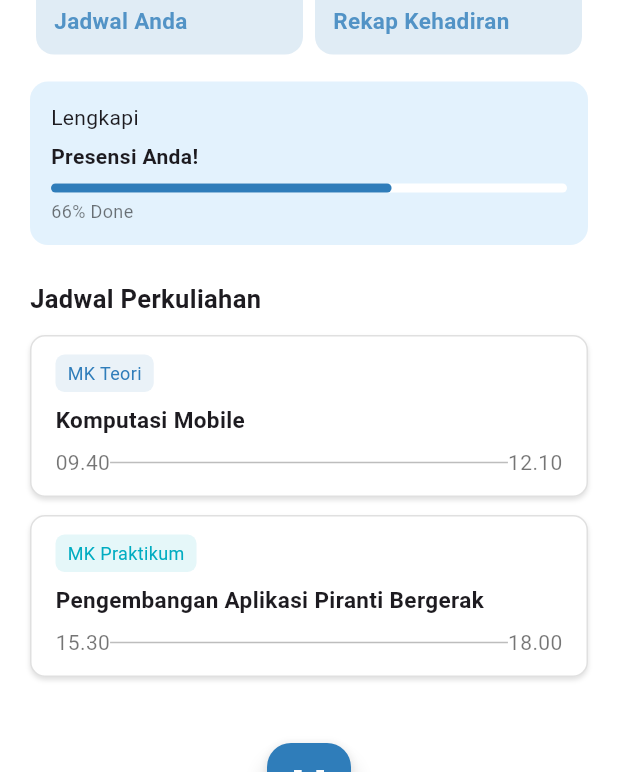
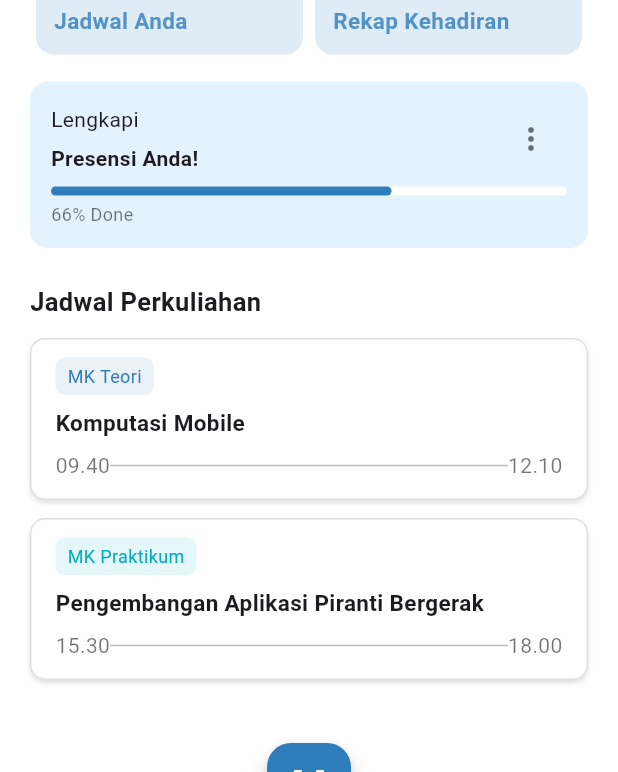
Before and after one commit to ZafidAffan/rawuh, a Flutter app: the HomePage screen opened directly, on a phone screen of 412 x 824 dp. Shown: the part 346-1118 px from the top of the screen. Run offline on Flutter 3.47's test engine with Material 3 defaults, Android fonts, the phone set to English and light mode, and no system bars.

Commit message:
Update home_page.dart

```diff
--- a/lib/screens/home_page.dart
+++ b/lib/screens/home_page.dart
@@ -1,4 +1,5 @@
 import 'package:flutter/material.dart';
+import 'page/detail_presensi.dart'; // 🔹 Import halaman detail presensi
 
 class HomePage extends StatelessWidget {
   const HomePage({super.key});
@@ -94,13 +95,38 @@ class HomePage extends StatelessWidget {
                 child: Column(
                   crossAxisAlignment: CrossAxisAlignment.start,
                   children: [
-                    const Text("Lengkapi"),
-                    const SizedBox(height: 6),
-                    const Text(
-                      "Presensi Anda!",
-                      style: TextStyle(fontWeight: FontWeight.bold),
+                    // Baris atas: judul + tombol titik tiga
+                    Row(
+                      mainAxisAlignment: MainAxisAlignment.spaceBetween,
+                      children: [
+                        const Column(
+                          crossAxisAlignment: CrossAxisAlignment.start,
+                          children: [
+                            Text("Lengkapi"),
+                            SizedBox(height: 6),
+                            Text(
+                              "Presensi Anda!",
+                              style: TextStyle(fontWeight: FontWeight.bold),
+                            ),
+                          ],
+                        ),
+                        IconButton(
+                          icon: const Icon(Icons.more_vert, color: Colors.black54),
+                          onPressed: () {
+                            // 🔹 Navigasi ke halaman detail presensi
+                            Navigator.push(
+                              context,
+                              MaterialPageRoute(
+                                builder: (context) => const DetailPresensiPage(),
+                              ),
+                            );
+                          },
+                        ),
+                      ],
                     ),
                     const SizedBox(height: 8),
+
+                    // Progress bar
                     LinearProgressIndicator(
                       value: 0.66,
                       color: primaryBlue,
@@ -190,7 +216,7 @@ class HomePage extends StatelessWidget {
                 style: TextStyle(
                   fontSize: 15,
                   fontWeight: FontWeight.bold,
-                  color: color.withOpacity(0.8), // 🔹 FIXED HERE
+                  color: color.withOpacity(0.8),
                 ),
               ),
             ],
```
